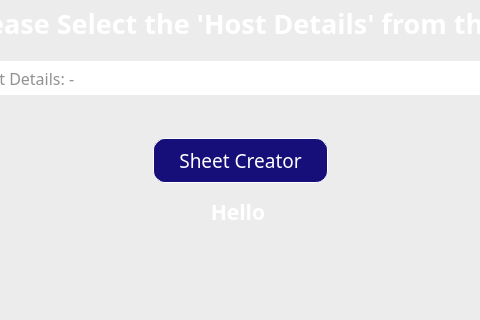
Qt form Main_application/GUI/main_application_first_window.ui (Enjoy-Maity/CLI) before a commit; both pictures show x 98 to 578 and y 97 to 417 of the 1080 by 675 pixel window.
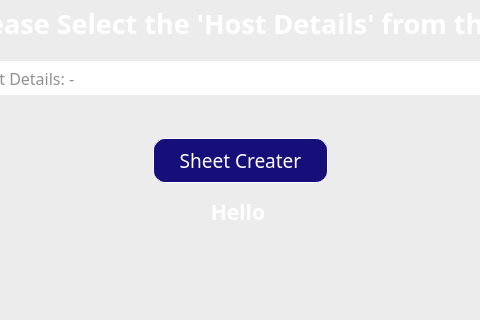
The same form after that commit. Icons and pictures are not drawn.

What changed in the file:
```diff
--- a/Main_application/GUI/main_application_first_window.ui
+++ b/Main_application/GUI/main_application_first_window.ui
@@ -53,7 +53,7 @@
 color:white;</string>
      </property>
      <property name="title">
-      <string>MPBN Nokia CLI Automation</string>
+      <string>MPBN CLI Automation</string>
      </property>
      <property name="alignment">
       <set>Qt::AlignCenter</set>
@@ -483,7 +483,10 @@
 }</string>
                </property>
                <property name="text">
-                <string>Sheet Creator</string>
+                <string>Sheet Creater</string>
+               </property>
+               <property name="checkable">
+                <bool>true</bool>
                </property>
               </widget>
              </item>
```
